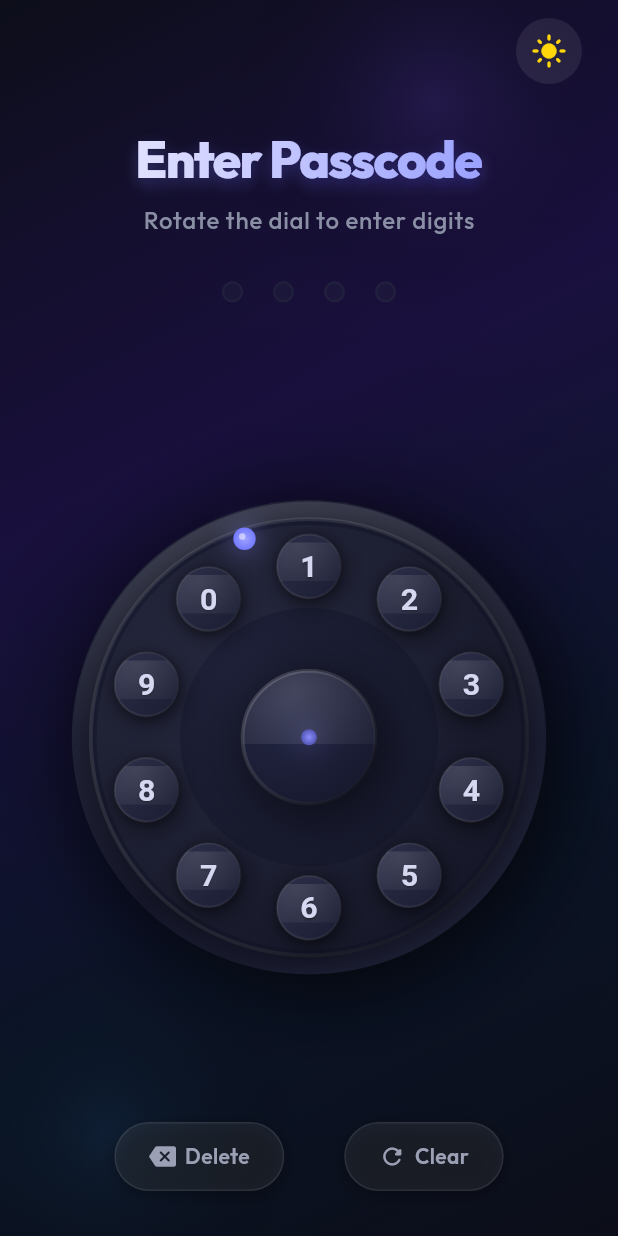
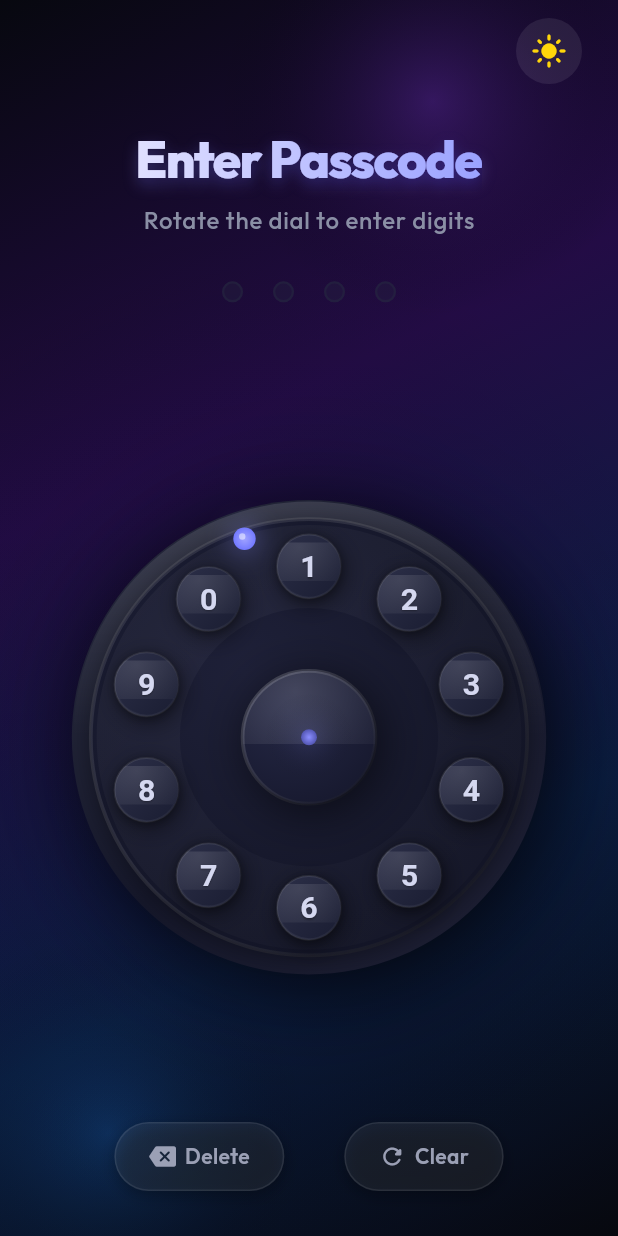
Before and after one commit to Anniekarim29/passcodesystem, a Flutter app: the screen it shows after launch, after a tap on the "dark mode" icon, on a phone screen of 412 x 824 dp. Run offline on Flutter 3.47's test engine with Material 3 defaults, Android fonts, the phone set to English and light mode, and no system bars; our stand-ins replace google_fonts.

Commit message:
Enhance background colors

```diff
--- a/lib/utils/app_theme.dart
+++ b/lib/utils/app_theme.dart
@@ -3,7 +3,7 @@ import 'package:google_fonts/google_fonts.dart';
 
 class AppTheme {
   // ─── Light palette (Deep blue-purple tones) ─────────────────────
-  static const Color _lightBg = Color(0xFFE8ECF4);
+  static const Color _lightBg = Color(0xFFF0F3F8);
   static const Color _lightSurface = Color(0xFFFFFFFF);
   static const Color _lightTextPrimary = Color(0xFF1B1D2A);
   static const Color _lightTextSecondary = Color(0xFF6B6F82);
@@ -11,7 +11,7 @@ class AppTheme {
   static const Color _lightDialRing = Color(0xFFD5D8E4);
 
   // ─── Dark palette (Rich deep navy-purple) ───────────────────────
-  static const Color _darkBg = Color(0xFF0D0E1A);
+  static const Color _darkBg = Color(0xFF07080F);
   static const Color _darkSurface = Color(0xFF151728);
   static const Color _darkTextPrimary = Color(0xFFF2F3F8);
   static const Color _darkTextSecondary = Color(0xFF8A8FA5);
@@ -19,17 +19,17 @@ class AppTheme {
   static const Color _darkDialRing = Color(0xFF252840);
 
   // ─── Gradient colors (Background mesh) ──────────────────────────
-  static const Color darkGradient1 = Color(0xFF0D0E1A);
-  static const Color darkGradient2 = Color(0xFF1A1040);
-  static const Color darkGradient3 = Color(0xFF0A1628);
-  static const Color darkGlow1 = Color(0xFF3D2B7A);
-  static const Color darkGlow2 = Color(0xFF1B3A5C);
+  static const Color darkGradient1 = Color(0xFF07080F);
+  static const Color darkGradient2 = Color(0xFF230C46);
+  static const Color darkGradient3 = Color(0xFF0A1F44);
+  static const Color darkGlow1 = Color(0xFF6B2FB8);
+  static const Color darkGlow2 = Color(0xFF1963B5);
 
-  static const Color lightGradient1 = Color(0xFFE8ECF4);
-  static const Color lightGradient2 = Color(0xFFD6DCED);
-  static const Color lightGradient3 = Color(0xFFEEEFF6);
-  static const Color lightGlow1 = Color(0xFFB8B6E8);
-  static const Color lightGlow2 = Color(0xFFA8C8E8);
+  static const Color lightGradient1 = Color(0xFFF0F3F8);
+  static const Color lightGradient2 = Color(0xFFDDE2F0);
+  static const Color lightGradient3 = Color(0xFFEFE8F6);
+  static const Color lightGlow1 = Color(0xFFACA6E8);
+  static const Color lightGlow2 = Color(0xFF94C4EB);
 
   // ─── Feedback colours ──────────────────────────────────────────
   static const Color successGreen = Color(0xFF00D180);
```
